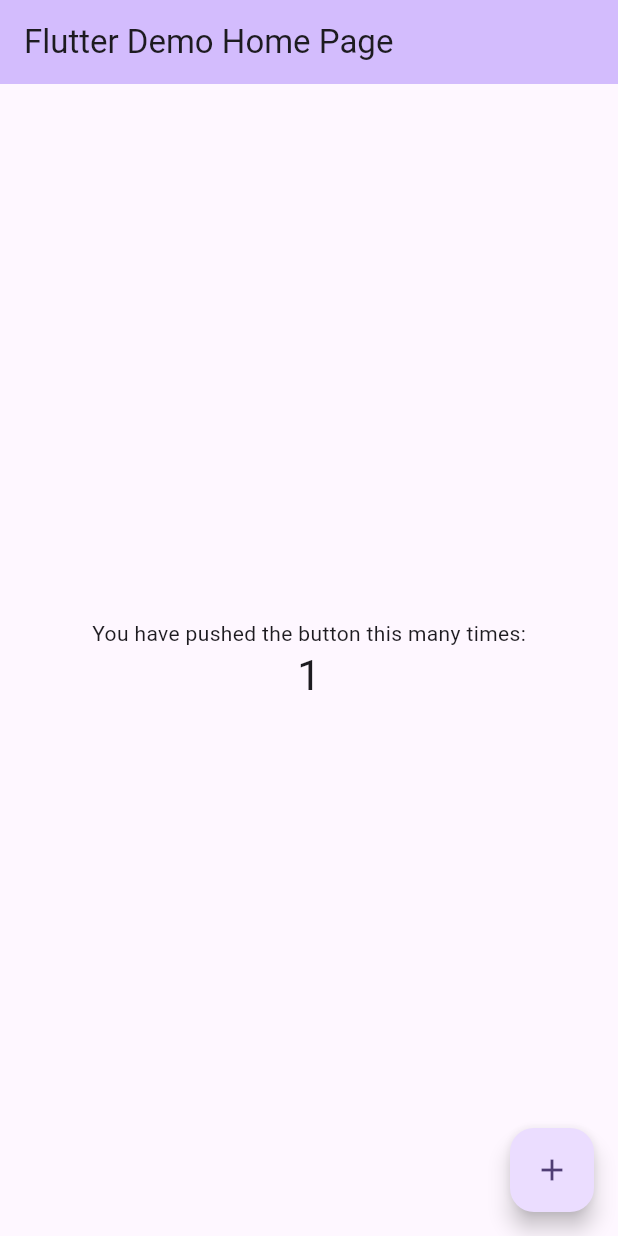
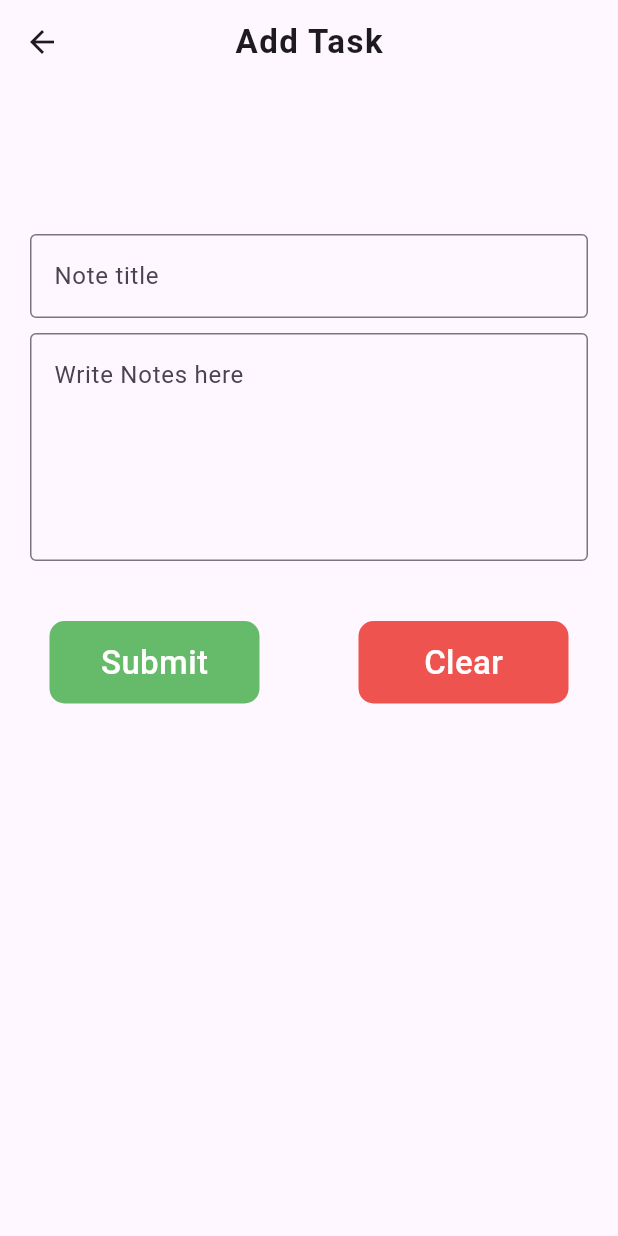
Before and after one commit to udemykhan/todo-app-sqflite, a Flutter app: the screen it shows after launch, after a tap on the "add" icon, on a phone screen of 412 x 824 dp. Run offline on Flutter 3.47's test engine with Material 2 defaults, Android fonts, the phone set to English and light mode, and no system bars; our stand-ins replace sqflite; accounts and stored records are empty.

Commit message:
first commit

```diff
--- /dev/null
+++ b/lib/add_update_task.dart
@@ -0,0 +1,210 @@
+import 'package:flutter/material.dart';
+import 'package:todo_app_sqflite/db_handler.dart';
+import 'package:todo_app_sqflite/homepage.dart';
+import 'package:todo_app_sqflite/model.dart';
+
+class AddUpdateTask extends StatefulWidget {
+  AddUpdateTask(
+      {this.todoId,
+      this.todoDT,
+      this.todoDesc,
+      this.todoTitle,
+      this.update,
+      Key? key})
+      : super(key: key);
+
+  int? todoId;
+  String? todoTitle;
+  String? todoDesc;
+  String? todoDT;
+  bool? update;
+
+  @override
+  State<AddUpdateTask> createState() => _AddUpdateTaskState();
+}
+
+class _AddUpdateTaskState extends State<AddUpdateTask> {
+  DBHelper? dbHelper;
+  late Future<List<TodoModel>> dataList;
+
+  final _formKey = GlobalKey<FormState>();
+
+  @override
+  void initState() {
+    super.initState();
+    dbHelper = DBHelper();
+    loadData();
+  }
+
+  loadData() async {
+    dataList = dbHelper!.getDataList();
+  }
+
+  @override
+  Widget build(BuildContext context) {
+    final titleController = TextEditingController(text: widget.todoTitle);
+    final descController = TextEditingController(text: widget.todoDesc);
+    String appTitle;
+    if (widget.update == true) {
+      appTitle = 'Update Task';
+    } else {
+      appTitle = 'Add Task';
+    }
+    return Scaffold(
+      appBar: AppBar(
+        title: Text(
+          appTitle,
+          style: const TextStyle(
+              fontSize: 22, fontWeight: FontWeight.w600, letterSpacing: 1),
+        ),
+        centerTitle: true,
+        elevation: 0,
+      ),
+      body: Padding(
+        padding: const EdgeInsets.only(top: 100),
+        child: SingleChildScrollView(
+          child: Column(
+            children: [
+              Form(
+                key: _formKey,
+                child: Column(
+                  children: [
+                    Padding(
+                      padding: const EdgeInsets.symmetric(horizontal: 20),
+                      child: TextFormField(
+                        keyboardType: TextInputType.multiline,
+                        controller: titleController,
+                        decoration: const InputDecoration(
+                          border: OutlineInputBorder(),
+                          hintText: 'Note title',
+                        ),
+                        validator: (value) {
+                          if (value!.isEmpty) {
+                            return 'Enter some Text';
+                          }
+                          return null;
+                        },
+                      ),
+                    ),
+                    const SizedBox(height: 10),
+                    Padding(
+                      padding: const EdgeInsets.symmetric(horizontal: 20),
+                      child: TextFormField(
+                        keyboardType: TextInputType.multiline,
+                        controller: descController,
+                        maxLines: null,
+                        minLines: 5,
+                        decoration: const InputDecoration(
+                          border: OutlineInputBorder(),
+                          hintText: 'Write Notes here',
+                        ),
+                        validator: (value) {
+                          if (value!.isEmpty) {
+                            return 'Enter some Text';
+                          }
+                          return null;
+                        },
+                      ),
+                    ),
+                  ],
+                ),
+              ),
+              const SizedBox(height: 40),
+              SizedBox(
+                width: MediaQuery.of(context).size.width,
+                child: Row(
+                  mainAxisAlignment: MainAxisAlignment.spaceAround,
+                  children: [
+                    Material(
+                      color: Colors.green[400],
+                      borderRadius: BorderRadius.circular(10),
+                      child: InkWell(
+                        onTap: () {
+                          if (_formKey.currentState!.validate()) {
+                            if (widget.update == true) {
+                              dbHelper!.update( TodoModel(
+                                id: widget.todoId,
+                                title: titleController.text,
+                                desc: descController.text,
+                                dateAndTime: widget.todoDT
+                              ));
+                            } else {
+                              dbHelper!.insert(TodoModel(
+                                title: titleController.text,
+                                desc: descController.text,
+                                dateAndTime: DateTime.now().toString(),
+                              ));
+                            }
+                            Navigator.push(
+                                context,
+                                MaterialPageRoute(
+                                    builder: (context) => const HomePage()));
+                            titleController.clear();
+                            descController.clear();
+
+                            print(
+                                'Data Added .......................................');
+                          }
+                        },
+                        child: Container(
+                          alignment: Alignment.center,
+                          margin: const EdgeInsets.symmetric(horizontal: 20),
+                          padding: const EdgeInsets.symmetric(horizontal: 10),
+                          height: 55,
+                          width: 100,
+                          decoration: const BoxDecoration(
+                              /* boxShadow: [
+                              BoxShadow(
+                                color: Colors.black12,
+                                blurRadius: 5,
+                                spreadRadius: 1
+                              )
+                            ]*/
+                              ),
+                          child: const Text(
+                            'Submit',
+                            style: TextStyle(
+                                fontSize: 22,
+                                fontWeight: FontWeight.w500,
+                                color: Colors.white),
+                          ),
+                        ),
+                      ),
+                    ),
+                    Material(
+                      color: Colors.red[400],
+                      borderRadius: BorderRadius.circular(10),
+                      child: InkWell(
+                        onTap: () {
+                          setState(() {
+                            titleController.clear();
+                            descController.clear();
+                          });
+                        },
+                        child: Container(
+                          alignment: Alignment.center,
+                          margin: const EdgeInsets.symmetric(horizontal: 20),
+                          padding: const EdgeInsets.symmetric(horizontal: 10),
+                          height: 55,
+                          width: 100,
+                          decoration: const BoxDecoration(),
+                          child: const Text(
+                            'Clear',
+                            style: TextStyle(
+                                fontSize: 22,
+                                fontWeight: FontWeight.w500,
+                                color: Colors.white),
+                          ),
+                        ),
+                      ),
+                    )
+                  ],
+                ),
+              )
+            ],
+          ),
+        ),
+      ),
+    );
+  }
+}
--- /dev/null
+++ b/lib/db_handler.dart
@@ -0,0 +1,51 @@
+import 'package:sqflite/sqflite.dart';
+import 'package:path/path.dart';
+import 'package:todo_app_sqflite/model.dart';
+
+class DBHelper {
+  static Database? _db;
+
+  Future<Database?> get db async {
+    if (_db != null) {
+      return _db;
+    }
+    _db = await initDatabase();
+    return null;
+  }
+
+  initDatabase() async {
+    var databasePath = await getDatabasesPath();
+    String path = join(databasePath, 'Todo.db');
+
+    var db = await openDatabase(path, version: 1, onCreate: _createDatabase);
+    return db;
+  }
+
+  _createDatabase(Database db, int version) async {
+    await db.execute(
+      "CREATE TABLE myTodo(id INTEGER PRIMARY KEY AUTOINCREMENT, title TEXT NOT NULL, desc TEXT NOT NULL, dateAndTime TEXT NOT NULL)",
+    );
+  }
+
+  Future<TodoModel> insert(TodoModel todoModel) async {
+    var dbClient = await db;
+    await dbClient?.insert('myTodo', todoModel.toMap());
+    return todoModel;
+  }
+
+  Future<List<TodoModel>> getDataList() async {
+    await db;
+    final List<Map<String, Object?>> queryResult = await _db!.rawQuery('SELECT * FROM myTodo');
+    return queryResult.map((e) => TodoModel.fromMap(e)).toList();
+  }
+
+  Future<int> delete(int id) async {
+    var dbClient = await db;
+    return await dbClient!.delete('myTodo', where: 'id = ?', whereArgs: [id]);
+  }
+
+  Future<int> update(TodoModel todoModel) async {
+    var dbClient = await db;
+    return await dbClient!.update('myTodo', todoModel.toMap(),where: 'id = ?', whereArgs: [todoModel.id]);
+  }
+}
--- /dev/null
+++ b/lib/homepage.dart
@@ -0,0 +1,180 @@
+import 'package:flutter/material.dart';
+import 'package:todo_app_sqflite/add_update_task.dart';
+import 'package:todo_app_sqflite/db_handler.dart';
+import 'package:todo_app_sqflite/model.dart';
+
+class HomePage extends StatefulWidget {
+  const HomePage({Key? key}) : super(key: key);
+
+  @override
+  State<HomePage> createState() => _HomePageState();
+}
+
+class _HomePageState extends State<HomePage> {
+  DBHelper? dbHelper;
+  late Future<List<TodoModel>> dataList;
+
+  @override
+  void initState() {
+    // TODO: implement initState
+    super.initState();
+    dbHelper = DBHelper();
+    loadData();
+  }
+
+  loadData() async {
+    dataList = dbHelper!.getDataList();
+  }
+
+  @override
+  Widget build(BuildContext context) {
+    return Scaffold(
+      drawer: const Drawer(),
+      appBar: AppBar(
+        title: const Text(
+          'Task Todo',
+          style: TextStyle(
+              fontSize: 22, fontWeight: FontWeight.w600, letterSpacing: 1),
+        ),
+        centerTitle: true,
+        elevation: 0,
+        actions: const [
+          Padding(
+            padding: EdgeInsets.only(right: 10),
+            child: Icon(Icons.help_outline_rounded),
+          )
+        ],
+      ),
+      body: Column(
+        children: [
+          Expanded(
+              child: FutureBuilder(
+            future: dataList,
+            builder: (context, AsyncSnapshot<List<TodoModel>> snapshot) {
+              if (!snapshot.hasData || snapshot.data == null) {
+                return const Center(
+                  child: CircularProgressIndicator(),
+                );
+              } else if (snapshot.data!.isEmpty) {
+                return const Center(
+                  child: Text(
+                    'No Task found',
+                    style: TextStyle(
+                        fontSize: 25,
+                        fontWeight: FontWeight.bold,
+                        color: Colors.black),
+                  ),
+                );
+              } else {
+                return ListView.builder(
+                  shrinkWrap: true,
+                  itemCount: snapshot.data?.length,
+                  itemBuilder: (context, index) {
+                    int todoId = snapshot.data![index].id!.toInt();
+                    String todoTitle = snapshot.data![index].title.toString();
+                    String todoDesc = snapshot.data![index].desc.toString();
+                    String todoDT =
+                        snapshot.data![index].dateAndTime.toString();
+                    return Dismissible(
+                      key: ValueKey<int>(todoId),
+                      direction: DismissDirection.endToStart,
+                      background: Container(
+                        color: Colors.redAccent,
+                        child: const Icon(
+                          Icons.delete_forever,
+                          color: Colors.white,
+                        ),
+                      ),
+                      onDismissed: (DismissDirection direction) {
+                        setState(() {
+                          dbHelper!.delete(todoId);
+                          dataList = dbHelper!.getDataList();
+                          snapshot.data!.remove(snapshot.data![index]);
+                        });
+                      },
+                      child: Container(
+                        margin: const EdgeInsets.all(5),
+                        decoration: BoxDecoration(
+                            color: Colors.yellow.shade300,
+                            boxShadow: const [
+                              BoxShadow(
+                                  color: Colors.black12,
+                                  blurRadius: 4,
+                                  spreadRadius: 1)
+                            ]),
+                        child: Column(
+                          children: [
+                            ListTile(
+                              contentPadding: const EdgeInsets.all(10),
+                              title: Padding(
+                                padding: const EdgeInsets.only(bottom: 10),
+                                child: Text(
+                                  todoTitle,
+                                  style: const TextStyle(fontSize: 19),
+                                ),
+                              ),
+                              subtitle: Text(
+                                todoDesc,
+                                style: const TextStyle(fontSize: 17),
+                              ),
+                            ),
+                            const Divider(
+                              color: Colors.black,
+                              thickness: 0.8,
+                            ),
+                            Padding(
+                              padding: const EdgeInsets.symmetric(
+                                  vertical: 3, horizontal: 10),
+                              child: Row(
+                                mainAxisAlignment:
+                                    MainAxisAlignment.spaceBetween,
+                                children: [
+                                  Text(
+                                    todoDT,
+                                    style: const TextStyle(
+                                        fontSize: 14,
+                                        fontWeight: FontWeight.w400,
+                                        fontStyle: FontStyle.italic),
+                                  ),
+                                  InkWell(
+                                    onTap: () {
+                                      Navigator.push(
+                                          context,
+                                          MaterialPageRoute(
+                                              builder: (context) =>
+                                                  AddUpdateTask(
+                                                    todoId: todoId,
+                                                    todoDesc: todoDesc,
+                                                    todoTitle: todoTitle,
+                                                    todoDT: todoDT,
+                                                    update: true,
+                                                  )));
+                                    },
+                                    child: const Icon(Icons.edit_note,
+                                        size: 28, color: Colors.green),
+                                  )
+                                ],
+                              ),
+                            )
+                          ],
+                        ),
+                      ),
+                    );
+                  },
+                );
+              }
+            },
+          ))
+        ],
+      ),
+      floatingActionButton: FloatingActionButton(
+        backgroundColor: Colors.green,
+        child: const Icon(Icons.add),
+        onPressed: () {
+          Navigator.push(context,
+              MaterialPageRoute(builder: (context) => AddUpdateTask()));
+        },
+      ),
+    );
+  }
+}
--- a/lib/main.dart
+++ b/lib/main.dart
@@ -1,4 +1,5 @@
 import 'package:flutter/material.dart';
+import 'package:todo_app_sqflite/homepage.dart';
 
 void main() {
   runApp(const MyApp());
@@ -10,60 +11,13 @@ class MyApp extends StatelessWidget {
   @override
   Widget build(BuildContext context) {
     return MaterialApp(
-      title: 'Flutter Demo',
+      debugShowCheckedModeBanner: false,
+      title: 'Todo app',
       theme: ThemeData(
         colorScheme: ColorScheme.fromSeed(seedColor: Colors.deepPurple),
         useMaterial3: true,
       ),
-      home: const MyHomePage(title: 'Flutter Demo Home Page'),
+      home: const HomePage(),
     );
   }
 }
-
-class MyHomePage extends StatefulWidget {
-  const MyHomePage({super.key, required this.title});
-
-  final String title;
-
-  @override
-  State<MyHomePage> createState() => _MyHomePageState();
-}
-
-class _MyHomePageState extends State<MyHomePage> {
-  int _counter = 0;
-
-  void _incrementCounter() {
-    setState(() {
-      _counter++;
-    });
-  }
-
-  @override
-  Widget build(BuildContext context) {
-    return Scaffold(
-      appBar: AppBar(
-        backgroundColor: Theme.of(context).colorScheme.inversePrimary,
-        title: Text(widget.title),
-      ),
-      body: Center(
-        child: Column(
-          mainAxisAlignment: MainAxisAlignment.center,
-          children: <Widget>[
-            const Text(
-              'You have pushed the button this many times:',
-            ),
-            Text(
-              '$_counter',
-              style: Theme.of(context).textTheme.headlineMedium,
-            ),
-          ],
-        ),
-      ),
-      floatingActionButton: FloatingActionButton(
-        onPressed: _incrementCounter,
-        tooltip: 'Increment',
-        child: const Icon(Icons.add),
-      ),
-    );
-  }
-}
--- /dev/null
+++ b/lib/model.dart
@@ -0,0 +1,24 @@
+// Data Model
+class TodoModel {
+  final int? id;
+  final String? title;
+  final String? desc;
+  final String? dateAndTime;
+
+  TodoModel({this.id, this.title, this.desc, this.dateAndTime});
+
+  TodoModel.fromMap(Map<String, dynamic> res)
+      : id = res['id'],
+        title = res['title'],
+        desc = res['desc'],
+        dateAndTime = res['dateAndTime'];
+
+  Map<String, Object?> toMap() {
+    return {
+      "id": id,
+      "title": title,
+      "desc": desc,
+      "dateAndTime": dateAndTime,
+    };
+  }
+}
--- a/pubspec.yaml
+++ b/pubspec.yaml
@@ -35,6 +35,7 @@ dependencies:
   # The following adds the Cupertino Icons font to your application.
   # Use with the CupertinoIcons class for iOS style icons.
   cupertino_icons: ^1.0.2
+  sqflite: ^2.2.8+4
 
 dev_dependencies:
   flutter_test:
```
Also changed, not shown: pubspec.lock, 1 other file.
